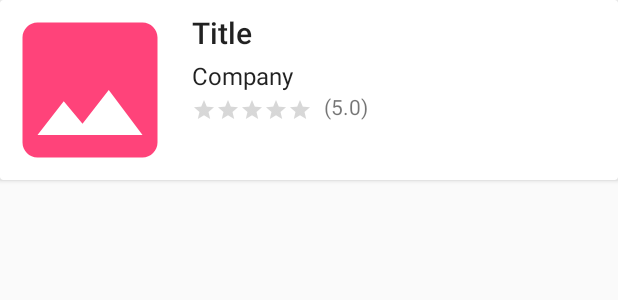
After one commit to teiser204/vgames, an Android app: the layout game_item.xml on its own in the app's theme, with its tools: preview values and no code run, on a phone screen of 412 x 824 dp. The commit adds this screen. Shown: the top 300 px of the screen. Run offline under Robolectric (Android 15) with nearby library versions, the phone set to English and light mode, and no system bars.

Commit message:
Add game list recycler

```diff
--- a/android/app/src/main/java/gr/artibet/vgames/FragmentGenre.java
+++ b/android/app/src/main/java/gr/artibet/vgames/FragmentGenre.java
@@ -139,10 +139,9 @@ public class FragmentGenre extends Fragment {
 
                 // Build filter part of url
                 Intent intent = new Intent(getActivity(), ResultsActivity.class);
-                intent.putExtra("ID", genre.getId());
-                intent.putExtra("TITLE", getResources().getString(R.string.genre_title) + ": " + genre.getDesc());
+                intent.putExtra("TITLE", genre.getDesc());
+                intent.putExtra("QUERY", "games.json?genre=" + genre.getId());
                 startActivity(intent);
-
             }
         });
     }
--- a/android/app/src/main/java/gr/artibet/vgames/api/GameAPI.java
+++ b/android/app/src/main/java/gr/artibet/vgames/api/GameAPI.java
@@ -5,9 +5,10 @@ import java.util.List;
 import gr.artibet.vgames.models.Game;
 import retrofit2.Call;
 import retrofit2.http.GET;
+import retrofit2.http.Url;
 
 public interface GameAPI {
 
-    @GET("games.json")
-    Call<List<Game>> getGames();
+    @GET
+    Call<List<Game>> getGames(@Url String query);
 }
--- /dev/null
+++ b/android/app/src/main/res/drawable/ic_image_placeholder.xml
@@ -0,0 +1,5 @@
+<vector android:height="24dp" android:tint="#FF437A"
+    android:viewportHeight="24.0" android:viewportWidth="24.0"
+    android:width="24dp" xmlns:android="http://schemas.android.com/apk/res/android">
+    <path android:fillColor="#FF000000" android:pathData="M21,19V5c0,-1.1 -0.9,-2 -2,-2H5c-1.1,0 -2,0.9 -2,2v14c0,1.1 0.9,2 2,2h14c1.1,0 2,-0.9 2,-2zM8.5,13.5l2.5,3.01L14.5,12l4.5,6H5l3.5,-4.5z"/>
+</vector>
--- /dev/null
+++ b/android/app/src/main/res/layout/game_item.xml
@@ -0,0 +1,69 @@
+<?xml version="1.0" encoding="utf-8"?>
+<android.support.v7.widget.CardView xmlns:android="http://schemas.android.com/apk/res/android"
+    xmlns:app="http://schemas.android.com/apk/res-auto"
+    xmlns:tools="http://schemas.android.com/tools"
+    android:layout_width="match_parent"
+    android:layout_height="wrap_content"
+    android:foreground="?android:attr/selectableItemBackground">
+
+    <LinearLayout
+        android:layout_width="match_parent"
+        android:layout_height="wrap_content"
+        android:orientation="horizontal">
+
+
+        <ImageView
+            android:id="@+id/ivImage"
+            android:layout_width="120dp"
+            android:layout_height="120dp"
+            android:src="@drawable/ic_image_placeholder" />
+
+        <LinearLayout
+            android:layout_width="match_parent"
+            android:layout_height="wrap_content"
+            android:orientation="vertical"
+            android:padding="8dp">
+
+            <TextView
+                android:id="@+id/tvTitle"
+                android:layout_width="match_parent"
+                android:layout_height="wrap_content"
+                android:text="Title"
+                android:textAppearance="@style/TextAppearance.AppCompat.Title" />
+
+            <TextView
+                android:id="@+id/tvCompany"
+                android:layout_width="match_parent"
+                android:layout_height="wrap_content"
+                android:layout_marginTop="4dp"
+                android:text="Company"
+                android:textAppearance="@style/TextAppearance.AppCompat.Subhead" />
+
+            <LinearLayout
+                android:layout_width="wrap_content"
+                android:layout_height="wrap_content">
+
+                <RatingBar
+                    android:id="@+id/rbRating"
+                    style="@style/Widget.AppCompat.RatingBar.Small"
+                    android:layout_width="wrap_content"
+                    android:layout_height="wrap_content"
+                    android:layout_marginTop="4dp"
+                    android:numStars="5" />
+
+                <TextView
+                    android:id="@+id/tvRating"
+                    android:layout_width="wrap_content"
+                    android:layout_height="wrap_content"
+                    android:layout_marginLeft="8dp"
+                    android:text="(5.0)"
+                    android:textAppearance="@style/TextAppearance.AppCompat.Small" />
+
+            </LinearLayout>
+
+
+        </LinearLayout>
+
+    </LinearLayout>
+
+</android.support.v7.widget.CardView>
--- a/android/app/src/main/res/values/strings.xml
+++ b/android/app/src/main/res/values/strings.xml
@@ -32,4 +32,5 @@
     <string name="company_title">Company</string>
     <string name="platform_title">Platform</string>
     <string name="language_title">Language</string>
+    <string name="games_fetch_error">Error fetching game list</string>
 </resources>
```
Also changed, not shown: android/app/src/main/java/gr/artibet/vgames/ResultsActivity.java (+93 -25 lines), android/app/src/main/java/gr/artibet/vgames/ResultsFragment.java (+56 -5 lines), android/app/src/main/java/gr/artibet/vgames/adapters/GameAdapter.java (added, +103 -0 lines), android/app/src/main/java/gr/artibet/vgames/models/Game.java (+6 -6 lines), 3 other files.
